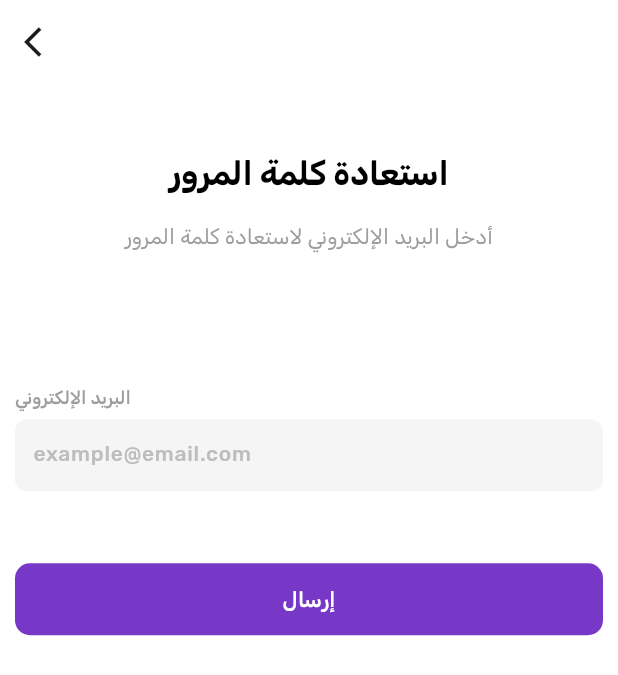
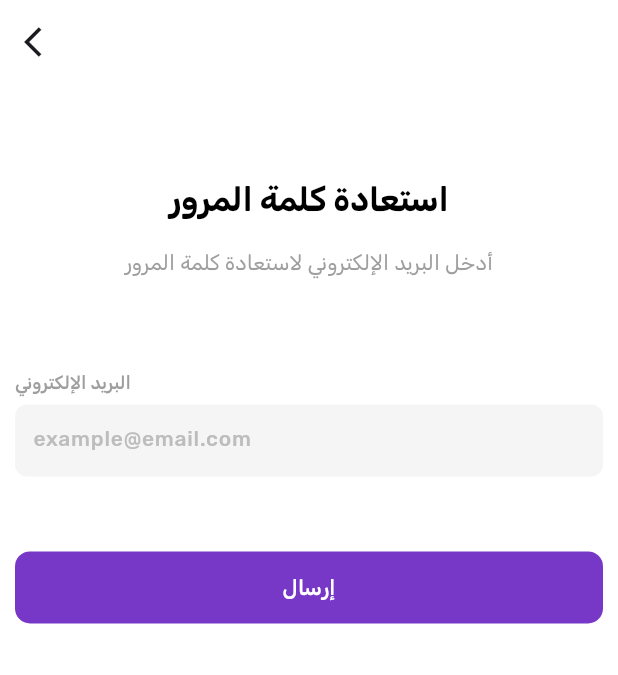
Before and after one commit to Muhammed-Hayr-Ali/Marketna_e-commerce, a Flutter app: the ForgotPasswordScreen screen opened directly, on a phone screen of 412 x 824 dp. Shown: the top 675 px of the screen. Run offline on Flutter 3.47's test engine with Material 3 defaults, Android fonts, the phone set to English and light mode, and no system bars; our stand-ins replace cached_network_image, flutter_holo_date_picker, flutter_rating_bar, flutter_svg, fluttertoast, geolocator and 9 more; missing offline and left inert: date_time_format, flutter_pin_code_fields; accounts and stored records are empty.

Commit message:
Initial commit

```diff
--- a/lib/localization/language/arabic.dart
+++ b/lib/localization/language/arabic.dart
@@ -81,6 +81,7 @@ class Arabic {
         'فشل الحصول على Token أو لم يتم العثور على المستخدم',
     AppException.USER_NOT_FOUND_SESSION.message:
         'تعذر العثور على حسابك. يرجى المحاولة مجددًا أو التواصل مع الدعم',
+    'security_message': 'يمكنك طلب رمز إعادة التعيين مرة أخرى بعد %s ثانية.',
 
     /// عناوين وأوصاف الشاشات
     'fill_your_details': 'انضم إلى عائلتنا\nاملأ بياناتك أدناه',
--- a/lib/screens/auth_forgot_password/forgot_password_screen.dart
+++ b/lib/screens/auth_forgot_password/forgot_password_screen.dart
@@ -4,71 +4,60 @@ class ForgotPasswordScreen extends StatelessWidget {
   ForgotPasswordScreen({super.key});
 
   final _ = Get.put(ForgotPasswordController());
+  final _formKey = GlobalKey<FormState>();
+  final _emailController = TextEditingController();
+
+  Future<void> _sendOTP() async {
+    final isValid = _formKey.currentState!.validate();
+    if (!isValid) return;
+
+    final result = await _.sendOTP(email: _emailController.text.trim());
+    if (result) {
+      Get.toNamed(
+        Routes.UPDATE_PASSWORD,
+        arguments: _emailController.text.trim(),
+      );
+    }
+  }
 
   @override
   Widget build(BuildContext context) {
     return Scaffold(
-      appBar: AppBar(
-        leading: IconButton(
-          onPressed: Get.back,
-          icon: const Icon(Icons.arrow_back_ios),
-        ),
-      ),
+      appBar: customAppBar(backButton: true),
       body: Padding(
         padding: const EdgeInsets.symmetric(horizontal: 10.0),
         child: Column(
-          mainAxisAlignment: MainAxisAlignment.spaceAround,
+          mainAxisAlignment: MainAxisAlignment.start,
           children: [
-            Column(
-              children: [
-                CustomText(
-                  AppConstants.RESET_PASSWORD,
-                  fontSize: 22,
-                  fontWeight: FontWeight.bold,
-                ),
-                const SizedBox(height: 16.0),
-                CustomText(
-                  AppConstants.ENTER_EMAIL_FOR_RESET,
-                  color: Colors.grey,
-                  textAlign: TextAlign.center,
-                ),
-              ],
+            CustomPageTitle(
+              title: ConstantsText.RESET_PASSWORD,
+              subtitle: ConstantsText.ENTER_EMAIL_FOR_RESET,
+              padding: EdgeInsets.symmetric(vertical: Get.width * 0.15),
             ),
 
-            Obx(
-              () => Form(
-                key: _.formKey,
-                child: Column(
-                  children: [
-                    CustomTextField(
-                      label: AppConstants.EMAIL.tr,
-                      hintText: AppConstants.EXAMPLE_EMAIL,
-                      controller: _.emailController,
+            /// Form
+            Form(
+              key: _formKey,
+              child: CustomTextField(
+                label: ConstantsText.EMAIL.tr,
+                hintText: ConstantsText.EXAMPLE_EMAIL,
+                controller: _emailController,
                 validator: (value) => Validators.email(value!),
                 keyboardType: TextInputType.emailAddress,
               ),
+            ),
+            const SizedBox(height: 50.0),
 
-                    const SizedBox(height: 48.0),
-
-                    CustomButton(
-                      isLoading: _.isLoading.value,
+            Obx(
+              () => CustomButton(
+                isLoading: _.isLoading,
                 width: double.infinity,
                 buttonColor: AppColors.primaryColor,
-                      progressColor: Colors.white,
-                      onPressed: _.resendOTP,
-                      child: CustomText(
-                        AppConstants.SEND.tr,
-                        color: AppColors.white,
+                progressColor: AppColors.white,
+                onPressed: _sendOTP,
+                child: CustomText(ConstantsText.SEND, color: AppColors.white),
               ),
             ),
-                  ],
-                ),
-              ),
-            ),
-            const SizedBox(),
-            const SizedBox(),
-            const SizedBox(),
-            const SizedBox(),
           ],
         ),
       ),
--- a/lib/screens/auth_login/login_screen.dart
+++ b/lib/screens/auth_login/login_screen.dart
@@ -1,5 +1,4 @@
 import 'package:application/utils/import.dart';
-import 'package:application/widgets/custom_page_title.dart';
 
 class LoginScreen extends StatelessWidget {
   LoginScreen({super.key});
@@ -75,7 +74,7 @@ class LoginScreen extends StatelessWidget {
               ),
             ),
 
-            const SizedBox(height: 16.0),
+            const SizedBox(height: 32.0),
 
             /// Login Button
             Obx(
@@ -83,7 +82,7 @@ class LoginScreen extends StatelessWidget {
                 isLoading: _.isLoading,
                 width: double.infinity,
                 buttonColor: AppColors.primaryColor,
-                progressColor: Colors.white,
+                progressColor: AppColors.white,
                 onPressed: _login,
                 child: CustomText(ConstantsText.LOGIN, color: AppColors.white),
               ),
--- a/lib/utils/app_string/app_exception.dart
+++ b/lib/services/app_exception.dart
@@ -18,6 +18,9 @@ class AppException implements Exception {
     'User_not_found_in_session',
   );
 
+
+
+
   @override
   String toString() => 'AppException: $message';
 }
--- a/lib/utils/app_constants.dart
+++ b/lib/utils/app_constants.dart
@@ -149,8 +149,6 @@ abstract class AppConstants {
   static const String ADDRESS_DETAILS = 'address_details';
 
   /// **Auth**
-  static const String RESET_PASSWORD = 'reset_password';
-  static const String ENTER_EMAIL_FOR_RESET = 'enter_email_for_reset';
   static const String EXAMPLE_EMAIL = 'example@email.com';
   static const String LOGIN = 'login';
   static const String WELCOME_BACK = 'welcome_back';
--- a/lib/utils/app_string/constants_text.dart
+++ b/lib/utils/app_string/constants_text.dart
@@ -35,6 +35,14 @@ class ConstantsText {
   static const String SIGN_IN_WITH = 'sign_in_with';
   static const String CREATE_ACCOUNT = 'create_account';
 
+
+  ///===========================================================================
+
+  /// Forgot Password
+  static const String RESET_PASSWORD = 'reset_password';
+  static const String ENTER_EMAIL_FOR_RESET = 'enter_email_for_reset';
+
+
   ///===========================================================================
 
   /// General Text
@@ -60,6 +68,10 @@ class ConstantsText {
   static const String PENDING = 'pending';
   static const String COMPLETED = 'completed';
   static const String IN_PROGRESS = 'in_progress';
+  static const String OK = 'ok';
+  static const String DONE = 'done';
+  static const String BACK = 'back';
+  static const String SEND = 'send';
 
   ///===========================================================================
 
--- a/lib/utils/import.dart
+++ b/lib/utils/import.dart
@@ -82,7 +82,7 @@ export 'package:application/themes/light_theme.dart';
 export 'package:application/themes/theme_controller.dart';
 export 'package:application/utils/app_assets.dart';
 export 'package:application/utils/app_constants.dart';
-export 'package:application/utils/app_string/app_exception.dart';
+export 'package:application/services/app_exception.dart';
 // ==============================
 // **Utils**
 // ==============================
@@ -109,6 +109,7 @@ export 'package:application/widgets/custom_text_field.dart';
 export 'package:cached_network_image/cached_network_image.dart';
 export 'package:date_time_format/date_time_format.dart';
 export 'package:application/widgets/animation/fade_animation_dx.dart';
+export 'package:application/widgets/custom_page_title.dart';
 
 // ==============================
 // **External Packages**
```
Also changed, not shown: lib/screens/auth_forgot_password/controller/controller.dart (+30 -34 lines), lib/screens/auth_update_password/controller/update_password_controller.dart (+5 -5 lines), lib/screens/auth_update_password/update_password_screen.dart (+47 -18 lines). Lines whose indentation alone changed are shown as unchanged.
